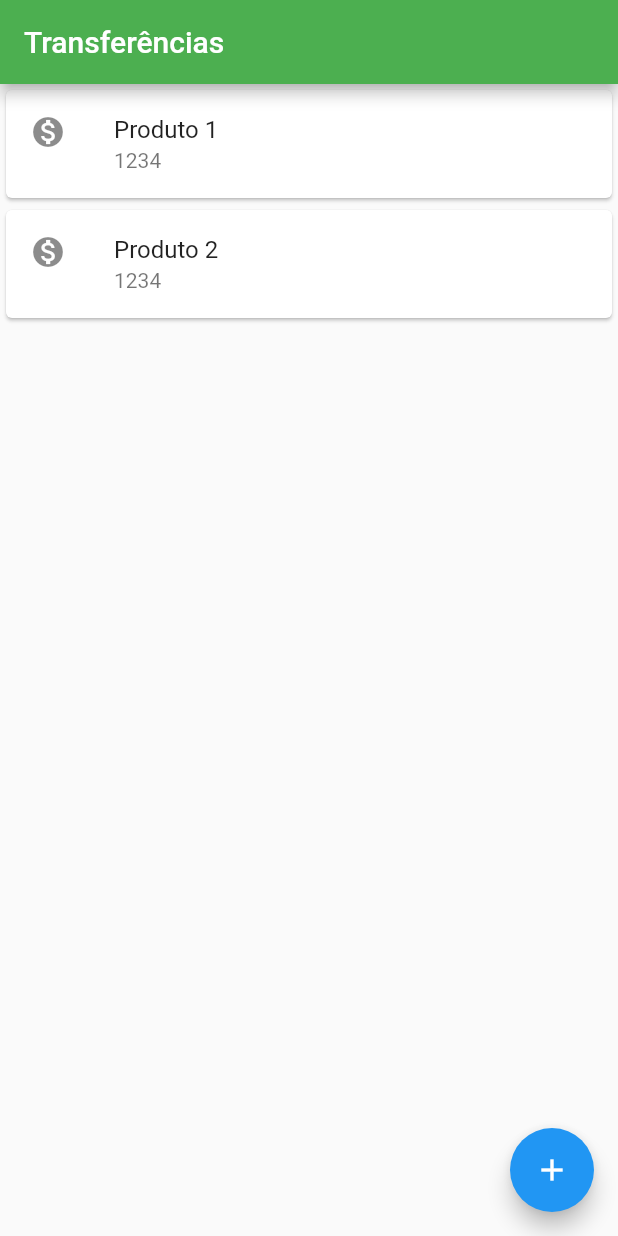
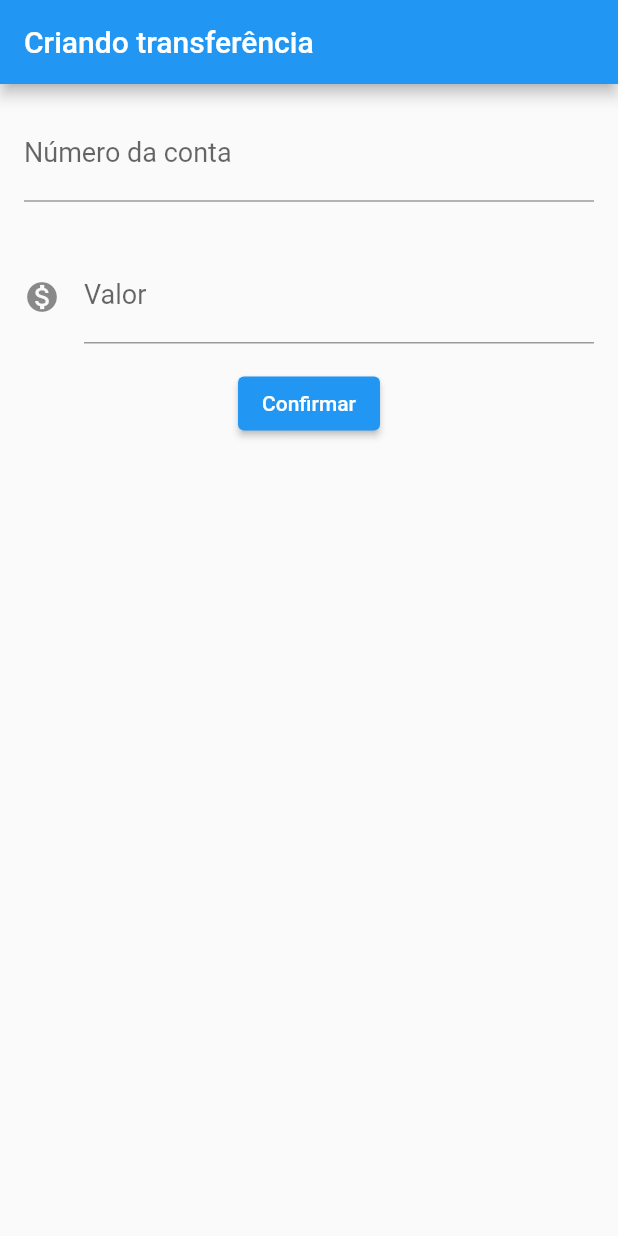
Before and after one commit to jcarlosrlopes/bytebank-alura-flutter, a Flutter app: the screen it shows after launch, on a phone screen of 412 x 824 dp. Run offline on Flutter 3.47's test engine with Material 2 defaults, Android fonts, the phone set to English and light mode, and no system bars.

Commit message:
Transfer creation form and a lot of refactoring

```diff
--- a/lib/main.dart
+++ b/lib/main.dart
@@ -1,32 +1,125 @@
 import 'package:flutter/material.dart';
 
-void main() => runApp(MaterialApp(
-        home: Scaffold(
+void main() => runApp(const BytebankApp());
+
+class BytebankApp extends StatelessWidget {
+  const BytebankApp({Key? key}) : super(key: key);
+
+  @override
+  Widget build(BuildContext context) {
+    return MaterialApp(home: FormularioTransferencia());
+  }
+}
+
+class FormularioTransferencia extends StatelessWidget {
+  final TextEditingController _numeroContaControl = TextEditingController();
+  final TextEditingController _valorControl = TextEditingController();
+
+  _onButtonPressed(BuildContext context) {
+    int? numeroConta = int.tryParse(_numeroContaControl.text);
+    double? valor = double.tryParse(_valorControl.text);
+
+    if (numeroConta != null && valor != null) {
+      Transferencia t1 = Transferencia(valor, numeroConta);
+      debugPrint('${t1}');
+      ScaffoldMessenger.of(context).  showSnackBar(SnackBar(content: Text(t1.toString())));
+    }
+  }
+
+  @override
+  Widget build(BuildContext context) {
+    return Scaffold(
+      body: Column(
+        children: [
+          CampoTexto(controller: _numeroContaControl, label: "Número da conta", hint: "0000"),
+          CampoTexto(controller: _valorControl, label: "Valor", hint: "0.00", icone: Icons.monetization_on,),
+          ElevatedButton(
+              onPressed: () => _onButtonPressed(context), child: const Text("Confirmar"))
+        ],
+      ),
+      appBar: AppBar(title: const Text("Criando transferência")),
+    );
+  }
+}
+
+class CampoTexto extends StatelessWidget {
+  final TextEditingController? controller;
+  final String? label;
+  final String? hint;
+  final IconData? icone;
+
+  const CampoTexto({Key? key, this.controller, this.label, this.hint, this.icone})
+      : super(key: key);
+
+  @override
+  Widget build(BuildContext context) {
+    return Padding(
+      padding: const EdgeInsets.all(16.0),
+      child: TextField(
+        controller: controller,
+        style: const TextStyle(fontSize: 18),
+        decoration: InputDecoration(
+          labelText: label,
+          hintText: hint,
+          icon: icone != null ? Icon(icone) : null,
+        ),
+        keyboardType: TextInputType.number,
+      ),
+    );
+  }
+}
+
+class ListaTransferencias extends StatelessWidget {
+  const ListaTransferencias({Key? key}) : super(key: key);
+
+  @override
+  Widget build(BuildContext context) {
+    return Scaffold(
+      body: Column(
+        children: [
+          ItemTransferencia(Transferencia(123.0, 1000)),
+          ItemTransferencia(Transferencia(321.0, 2000)),
+          ItemTransferencia(Transferencia(456.0, 3000)),
+        ],
+      ),
       appBar: AppBar(
         title: const Text("Transferências"),
         backgroundColor: Colors.green,
       ),
-      body: Column(
-        children: const [
-          Card(
-            child: ListTile(
-              title: Text("Produto 1"),
-              subtitle: Text("1234"),
-              leading: Icon(Icons.monetization_on),
-            ),
-          ),
-          Card(
-            child: ListTile(
-              title: Text("Produto 2"),
-              subtitle: Text("1234"),
-              leading: Icon(Icons.monetization_on),
-            ),
-          ),
-        ],
-      ),
       floatingActionButton: FloatingActionButton(
-        child: Icon(Icons.add),
+        child: const Icon(Icons.add),
         tooltip: "Adicionar",
         onPressed: () => print("Show"),
       ),
-    )));
+    );
+  }
+}
+
+class ItemTransferencia extends StatelessWidget {
+  final Transferencia _transferencia;
+
+  ItemTransferencia(this._transferencia);
+
+  @override
+  Widget build(BuildContext context) {
+    return Card(
+      child: ListTile(
+        title: Text(this._transferencia.valor.toString()),
+        subtitle: Text(this._transferencia.numeroConta.toString()),
+        leading: const Icon(Icons.monetization_on),
+      ),
+    );
+  }
+}
+
+class Transferencia {
+  final double valor;
+  final int numeroConta;
+
+  Transferencia(this.valor, this.numeroConta);
+
+  @override
+  String toString() {
+    return 'Transferencia{valor: $valor, numeroConta: $numeroConta}';
+  }
+}
```
